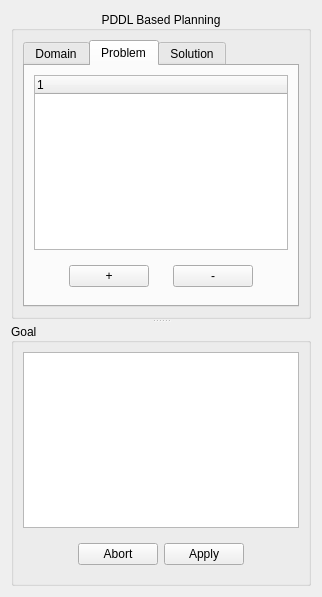
The window that src/ui/planning_widget.ui (rock-core/tools-graph_analysis) describes before a commit, drawn with Qt 5.
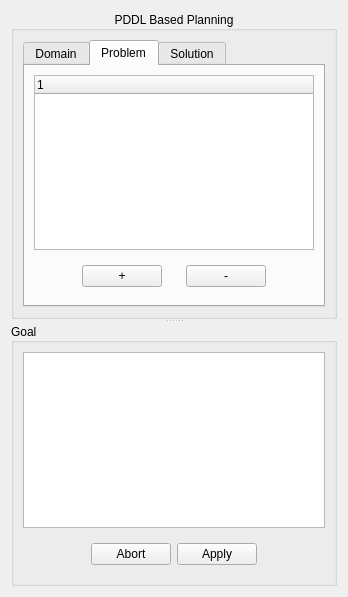
The same window after the commit.

What changed in the file:
```diff
--- a/src/ui/planning_widget.ui
+++ b/src/ui/planning_widget.ui
@@ -6,7 +6,7 @@
    <rect>
     <x>0</x>
     <y>0</y>
-    <width>245</width>
+    <width>348</width>
     <height>597</height>
    </rect>
   </property>
```
Left out of the diff: 8 changed lines with no effect on the pictures.
